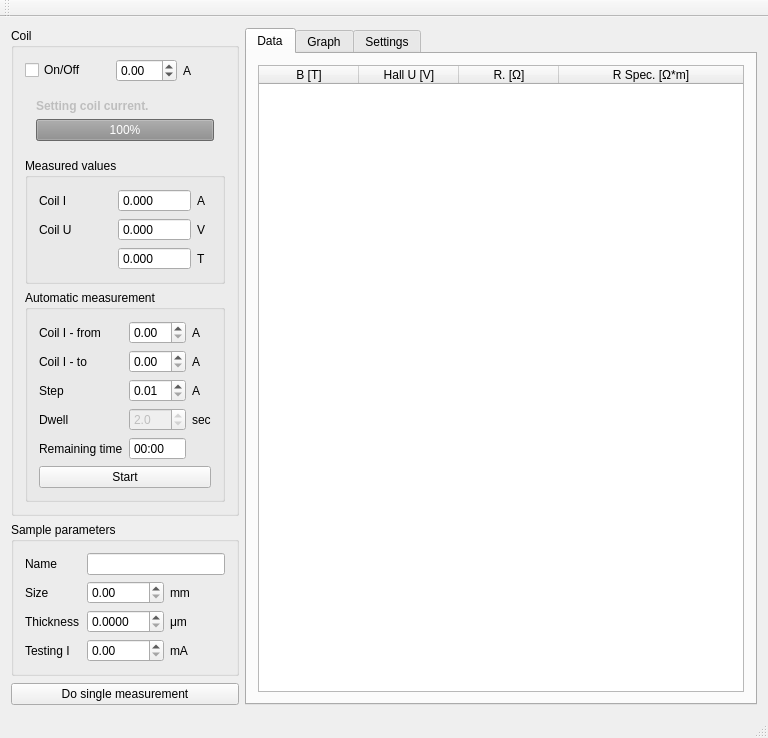
Before: the Qt Designer form hall/mainwindow.ui in mBr001/hall, drawn with Qt 5.
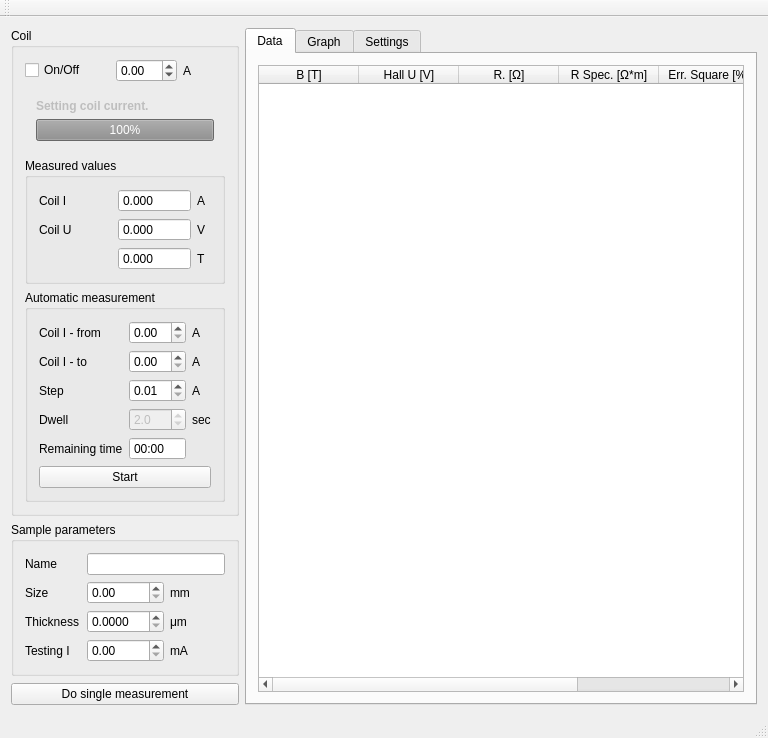
After: the same form once the commit is applied. The open tabs and pages were chosen to show the change. Custom widgets are drawn as their Qt base class.

```diff
--- a/hall/mainwindow.ui
+++ b/hall/mainwindow.ui
@@ -529,6 +529,22 @@
               <string>R Spec. [Ω*m]</string>
              </property>
             </column>
+            <column>
+             <property name="text">
+              <string>Err. Square [%]</string>
+             </property>
+             <property name="toolTip">
+              <string>Maximal deviation of sample squareness.</string>
+             </property>
+            </column>
+            <column>
+             <property name="text">
+              <string>Err. Schottky [%]</string>
+             </property>
+             <property name="toolTip">
+              <string>Maximal difference of U for forvard and backward voltage measurement.</string>
+             </property>
+            </column>
            </widget>
           </item>
          </layout>
```
Left out of the diff: 9 changed lines with no effect on the pictures.
